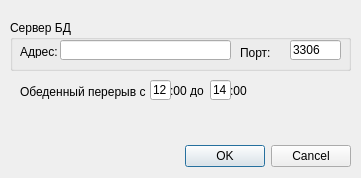
Before: the Qt Designer form settings.ui in nio-kun/timetable, drawn with Qt 5.
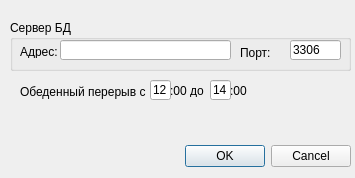
After: the same form once the commit is applied.

```diff
--- a/settings.ui
+++ b/settings.ui
@@ -6,7 +6,7 @@
    <rect>
     <x>0</x>
     <y>0</y>
-    <width>361</width>
+    <width>355</width>
     <height>178</height>
    </rect>
   </property>
```
